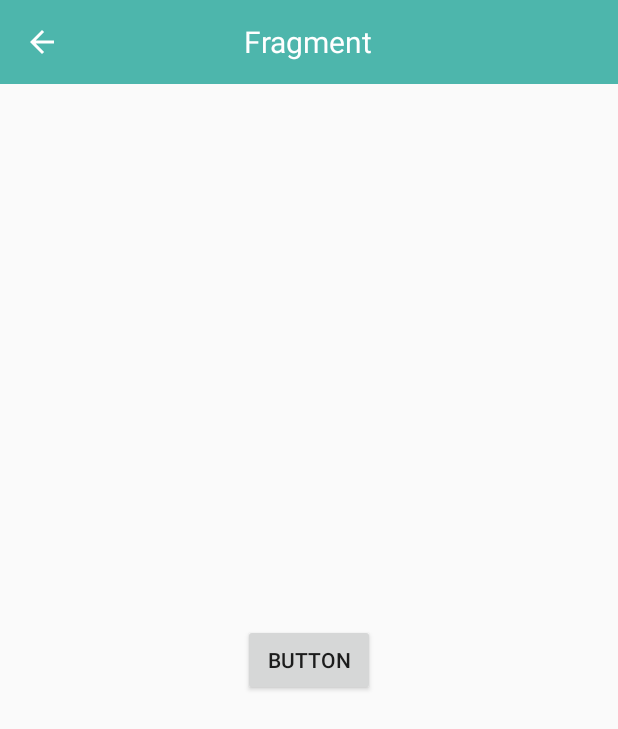
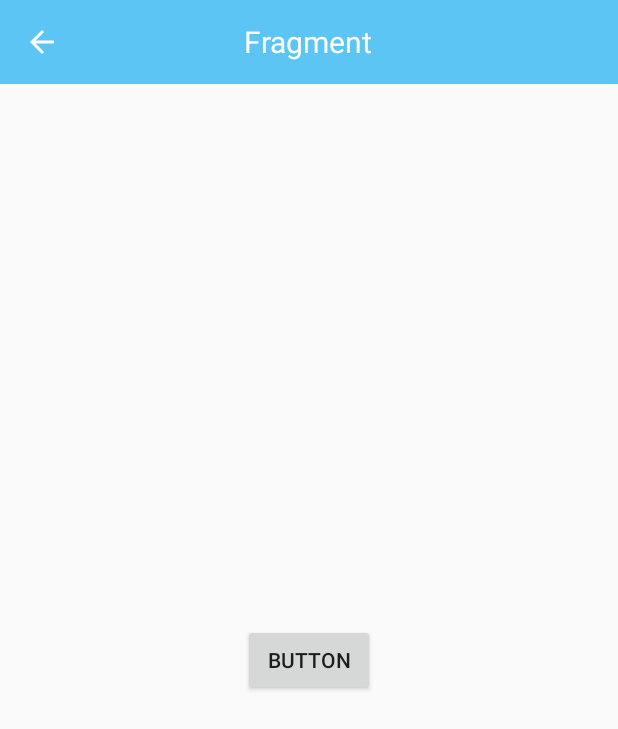
Before and after one commit to bilal-rashid/BeGreat, an Android app: the screen it shows after launch (FrameActivity), on a phone screen of 412 x 824 dp. Shown: the top 729 px of the screen. Run offline under Robolectric (Android 15) with nearby library versions, the phone set to English and light mode, and no system bars.

Commit message:
color changes

```diff
--- a/app/src/main/res/values/colors.xml
+++ b/app/src/main/res/values/colors.xml
@@ -1,9 +1,9 @@
 <?xml version="1.0" encoding="utf-8"?>
 <resources>
     <!--Basic-->
-    <color name="colorPrimary">#4db6ac</color><!-- ok Only used in styles.xml -->
-    <color name="colorPrimaryDark">#00867d</color> <!-- Toolbar Color -->
-    <color name="colorAccent">#82e9de</color> <!-- ok Only used in styles.xml -->
+    <color name="colorPrimary">#5cc5f4</color><!-- ok Only used in styles.xml -->
+    <color name="colorPrimaryDark">#0AA8EF</color> <!-- Toolbar Color -->
+    <color name="colorAccent">#93d4f1</color> <!-- ok Only used in styles.xml -->
     <color name="colorMain">#c82209</color>
     <!--App Background-->
     <color name="colorAppBG">#e6e6e6</color>
```
